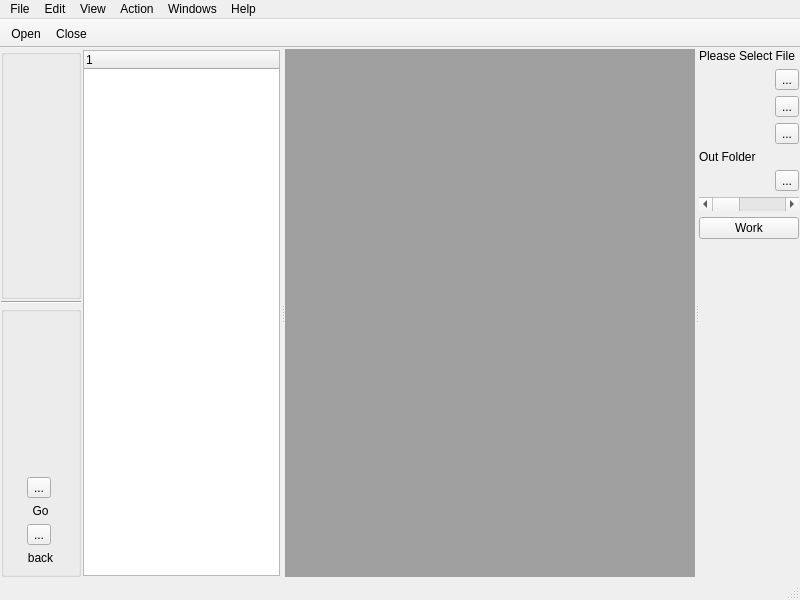
huangatone/AI-C-PlusPlus-Qt, file AIProject/stylewindow.ui: the form before one commit.
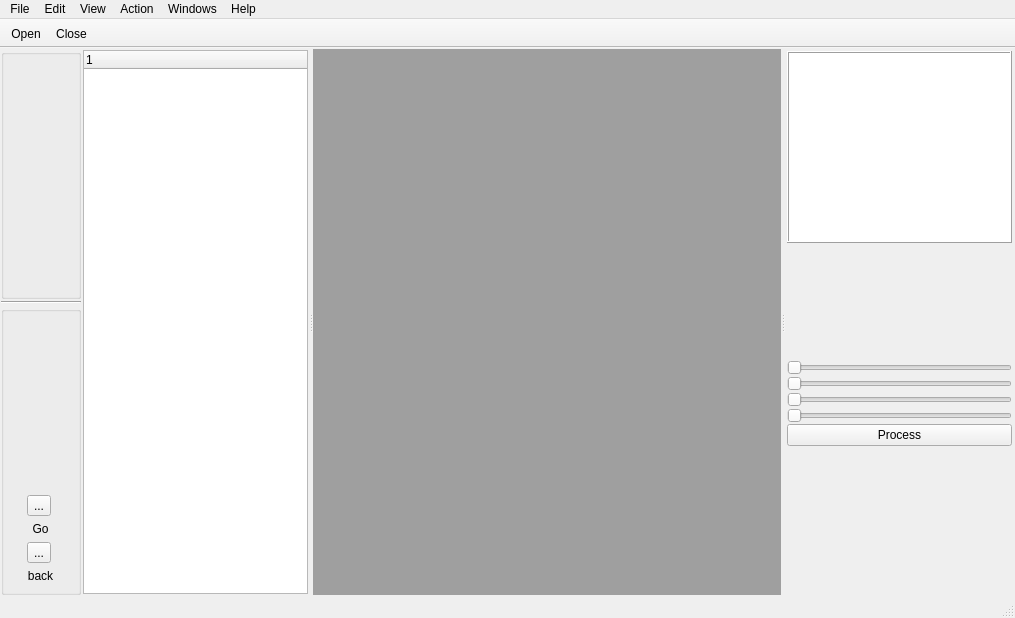
The form after the commit. Custom widgets are drawn as their Qt base class.

What changed in the file:
```diff
--- a/AIProject/stylewindow.ui
+++ b/AIProject/stylewindow.ui
@@ -6,8 +6,8 @@
    <rect>
     <x>0</x>
     <y>0</y>
-    <width>800</width>
-    <height>600</height>
+    <width>1015</width>
+    <height>618</height>
    </rect>
   </property>
   <property name="windowTitle">
@@ -87,15 +87,15 @@
           <item row="1" column="0">
            <widget class="IconButton" name="iconbtn2" native="true"/>
           </item>
+          <item row="4" column="0">
+           <widget class="IconButton" name="iconbtn5" native="true"/>
+          </item>
           <item row="2" column="0">
            <widget class="IconButton" name="iconbtn3" native="true"/>
           </item>
           <item row="3" column="0">
            <widget class="IconButton" name="iconbtn4" native="true"/>
           </item>
-          <item row="4" column="0">
-           <widget class="IconButton" name="iconbtn5" native="true"/>
-          </item>
          </layout>
         </widget>
        </item>
@@ -166,170 +166,201 @@
      </widget>
     </item>
     <item row="0" column="1">
-     <widget class="QStackedWidget" name="stackedWidget">
-      <property name="minimumSize">
-       <size>
-        <width>100</width>
-        <height>0</height>
-       </size>
+     <widget class="QSplitter" name="splitter">
+      <property name="orientation">
+       <enum>Qt::Horizontal</enum>
       </property>
-      <widget class="QWidget" name="page_3">
-       <layout class="QGridLayout" name="gridLayout">
+      <widget class="QWidget" name="widget_3" native="true">
+       <property name="minimumSize">
+        <size>
+         <width>80</width>
+         <height>0</height>
+        </size>
+       </property>
+       <layout class="QGridLayout" name="gridLayout_5">
         <property name="leftMargin">
-         <number>0</number>
+         <number>1</number>
         </property>
         <property name="topMargin">
-         <number>0</number>
+         <number>1</number>
         </property>
         <property name="rightMargin">
-         <number>0</number>
+         <number>1</number>
         </property>
         <property name="bottomMargin">
-         <number>0</number>
+         <number>1</number>
         </property>
         <property name="spacing">
-         <number>0</number>
+         <number>1</number>
         </property>
         <item row="0" column="0">
-         <widget class="QSplitter" name="splitter">
-          <property name="orientation">
-           <enum>Qt::Horizontal</enum>
+         <widget class="QTreeWidget" name="treeWidget">
+          <property name="dragEnabled">
+           <bool>true</bool>
           </property>
-          <widget class="QWidget" name="widget_3" native="true">
-           <property name="minimumSize">
-            <size>
-             <width>80</width>
-             <height>0</height>
-            </size>
+          <column>
+           <property name="text">
+            <string notr="true">1</string>
            </property>
-           <layout class="QGridLayout" name="gridLayout_5">
+          </column>
+         </widget>
+        </item>
+       </layout>
+      </widget>
+      <widget class="QMdiArea" name="mdiArea"/>
+      <widget class="QWidget" name="widget_2" native="true">
+       <property name="minimumSize">
+        <size>
+         <width>180</width>
+         <height>0</height>
+        </size>
+       </property>
+       <layout class="QGridLayout" name="gridLayout_7">
+        <property name="leftMargin">
+         <number>2</number>
+        </property>
+        <property name="topMargin">
+         <number>2</number>
+        </property>
+        <property name="rightMargin">
+         <number>2</number>
+        </property>
+        <property name="bottomMargin">
+         <number>2</number>
+        </property>
+        <item row="1" column="0" colspan="2">
+         <widget class="QStackedWidget" name="stackedWidget">
+          <property name="minimumSize">
+           <size>
+            <width>0</width>
+            <height>150</height>
+           </size>
+          </property>
+          <property name="currentIndex">
+           <number>0</number>
+          </property>
+          <widget class="QWidget" name="page">
+           <layout class="QGridLayout" name="gridLayout">
             <property name="leftMargin">
-             <number>1</number>
+             <number>0</number>
             </property>
             <property name="topMargin">
-             <number>1</number>
+             <number>0</number>
             </property>
             <property name="rightMargin">
-             <number>1</number>
+             <number>0</number>
             </property>
             <property name="bottomMargin">
-             <number>1</number>
+             <number>0</number>
             </property>
             <property name="spacing">
              <number>1</number>
             </property>
-            <item row="0" column="0">
-             <widget class="QTreeWidget" name="treeWidget">
-              <column>
-               <property name="text">
-                <string notr="true">1</string>
-               </property>
-              </column>
-             </widget>
-            </item>
-           </layout>
-          </widget>
-          <widget class="QMdiArea" name="mdiArea"/>
-          <widget class="QWidget" name="widget_2" native="true">
-           <property name="minimumSize">
-            <size>
-             <width>100</width>
-             <height>0</height>
-            </size>
-           </property>
-           <layout class="QGridLayout" name="gridLayout_7">
-            <item row="5" column="1">
-             <widget class="QToolButton" name="btnFile4">
-              <property name="text">
-               <string>...</string>
-              </property>
-             </widget>
-            </item>
-            <item row="4" column="0" colspan="2">
-             <widget class="QLabel" name="label_8">
-              <property name="text">
-               <string>Out Folder</string>
-              </property>
-             </widget>
-            </item>
-            <item row="5" column="0">
-             <widget class="QLabel" name="lbFile4">
-              <property name="text">
-               <string/>
-              </property>
-             </widget>
-            </item>
-            <item row="1" column="0">
-             <widget class="QLabel" name="lbFile1">
-              <property name="text">
-               <string/>
-              </property>
-             </widget>
-            </item>
-            <item row="0" column="0" colspan="2">
-             <widget class="QLabel" name="label">
-              <property name="text">
-               <string>Please Select File</string>
-              </property>
-             </widget>
-            </item>
-            <item row="3" column="1">
-             <widget class="QToolButton" name="btnFile3">
-              <property name="text">
-               <string>...</string>
-              </property>
-             </widget>
-            </item>
-            <item row="7" column="0" colspan="2">
-             <widget class="QPushButton" name="btnDo">
-              <property name="text">
-               <string>Work</string>
-              </property>
-             </widget>
-            </item>
             <item row="3" column="0">
-             <widget class="QLabel" name="lbFile3">
-              <property name="text">
-               <string/>
-              </property>
-             </widget>
-            </item>
-            <item row="1" column="1">
-             <widget class="QToolButton" name="btnFile1">
-              <property name="text">
-               <string>...</string>
+             <widget class="FileSelectWidget" name="fileWidget2" native="true">
+              <property name="minimumSize">
+               <size>
+                <width>0</width>
+                <height>28</height>
+               </size>
               </property>
              </widget>
             </item>
             <item row="8" column="0">
-             <spacer name="verticalSpacer_2">
+             <widget class="QSlider" name="horizontalSlider_3">
+              <property name="orientation">
+               <enum>Qt::Horizontal</enum>
+              </property>
+             </widget>
+            </item>
+            <item row="6" column="0">
+             <widget class="QSlider" name="horizontalSlider">
+              <property name="orientation">
+               <enum>Qt::Horizontal</enum>
+              </property>
+             </widget>
+            </item>
+            <item row="9" column="0">
+             <widget class="QSlider" name="horizontalSlider_4">
+              <property name="orientation">
+               <enum>Qt::Horizontal</enum>
+              </property>
+             </widget>
+            </item>
+            <item row="4" column="0">
+             <widget class="FileSelectWidget" name="fileWidget3" native="true">
+              <property name="minimumSize">
+               <size>
+                <width>0</width>
+                <height>28</height>
+               </size>
+              </property>
+             </widget>
+            </item>
+            <item row="2" column="0">
+             <widget class="FileSelectWidget" name="fileWidget1" native="true">
+              <property name="minimumSize">
+               <size>
+                <width>0</width>
+                <height>28</height>
+               </size>
+              </property>
+             </widget>
+            </item>
+            <item row="11" column="0">
+             <spacer name="verticalSpacer_3">
               <property name="orientation">
                <enum>Qt::Vertical</enum>
               </property>
               <property name="sizeHint" stdset="0">
                <size>
                 <width>20</width>
-                <height>328</height>
+                <height>40</height>
                </size>
               </property>
              </spacer>
             </item>
-            <item row="2" column="0">
-             <widget class="QLabel" name="lbFile2">
-              <property name="text">
-               <string/>
+            <item row="1" column="0">
+             <widget class="QListWidget" name="functionList">
+              <property name="frameShape">
+               <enum>QFrame::Box</enum>
               </property>
+              <property name="frameShadow">
+               <enum>QFrame::Raised</enum>
+              </property>
+              <property name="iconSize">
+               <size>
+                <width>48</width>
+                <height>48</height>
+               </size>
+              </property>
+              <property name="resizeMode">
+               <enum>QListView::Adjust</enum>
+              </property>
+              <property name="viewMode">
+               <enum>QListView::IconMode</enum>
+              </property>
              </widget>
             </item>
-            <item row="2" column="1">
-             <widget class="QToolButton" name="btnFile2">
+            <item row="5" column="0">
+             <widget class="FileSelectWidget" name="fileWidget4" native="true">
+              <property name="minimumSize">
+               <size>
+                <width>0</width>
+                <height>28</height>
+               </size>
+              </property>
+             </widget>
+            </item>
+            <item row="10" column="0">
+             <widget class="QPushButton" name="btnDo">
               <property name="text">
-               <string>...</string>
+               <string>Process</string>
               </property>
              </widget>
             </item>
-            <item row="6" column="0" colspan="2">
-             <widget class="QScrollBar" name="horizontalScrollBar">
+            <item row="7" column="0">
+             <widget class="QSlider" name="horizontalSlider_2">
               <property name="orientation">
                <enum>Qt::Horizontal</enum>
               </property>
@@ -337,11 +368,11 @@
             </item>
            </layout>
           </widget>
+          <widget class="QWidget" name="page_2"/>
          </widget>
         </item>
        </layout>
       </widget>
-      <widget class="QWidget" name="page_4"/>
      </widget>
     </item>
    </layout>
@@ -351,7 +382,7 @@
     <rect>
      <x>0</x>
      <y>0</y>
-     <width>800</width>
+     <width>1015</width>
      <height>22</height>
     </rect>
    </property>
@@ -429,6 +460,12 @@
    <header>iconbutton.h</header>
    <container>1</container>
   </customwidget>
+  <customwidget>
+   <class>FileSelectWidget</class>
+   <extends>QWidget</extends>
+   <header>fileselectwidget.h</header>
+   <container>1</container>
+  </customwidget>
  </customwidgets>
  <resources/>
  <connections/>
```
